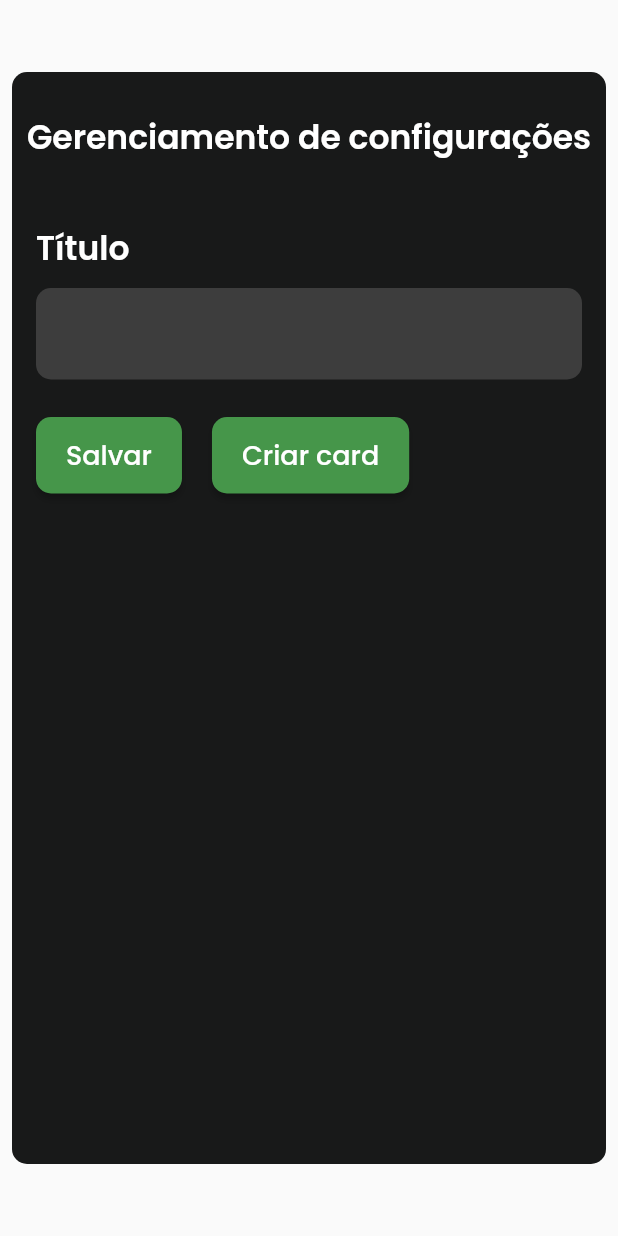
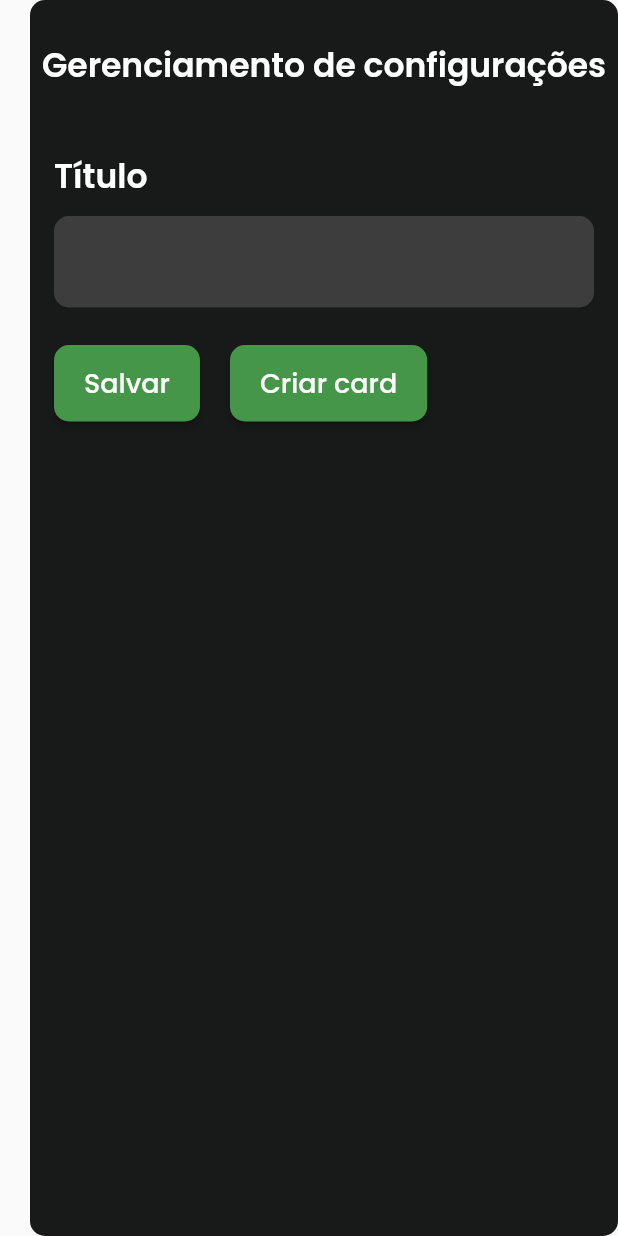
Before and after one commit to WeelluChat/painel_velocitynet, a Flutter app: the Planos widget shown alone on an empty page, opened directly, on a phone screen of 412 x 824 dp. Run offline on Flutter 3.47's test engine with Material 2 defaults, Android fonts, the phone set to English and light mode, and no system bars; our stand-ins replace file_picker, google_fonts, phosphor_flutter, shared_preferences; missing offline and left inert: dart:html, dart:js_interop; accounts and stored records are empty; network calls fail.

Commit message:
feat: responsive_maligno

```diff
--- a/lib/pages/descricao.dart
+++ b/lib/pages/descricao.dart
@@ -114,17 +114,15 @@ class _PlanosState extends State<Planos> {
   @override
   Widget build(BuildContext context) {
     return Container(
-      padding: const EdgeInsets.only(top: 40, bottom: 40),
+      padding: const EdgeInsets.only(left:20),
       child: Flex(
         mainAxisAlignment: MainAxisAlignment.start,
         direction: Axis.vertical,
         children: [
           Flexible(
-            child: Padding(
-              padding: const EdgeInsets.all(8.0),
             child: Container(
               width: 1416,
-                height: 802,
+              // height: 802,
               padding: const EdgeInsets.only(
                 top: 27,
                 bottom: 50,
@@ -641,7 +639,6 @@ class _PlanosState extends State<Planos> {
               ),
             ),
           ),
-          ),
         ],
       ),
     );
--- a/lib/pages/home.dart
+++ b/lib/pages/home.dart
@@ -45,12 +45,12 @@ class MyTabbedPanelState extends State<MyTabbedPanel> {
         backgroundColor: Colors.black
       ),
       body: Padding(
-        padding: const EdgeInsets.only(left:40),
+        padding: const EdgeInsets.only(left:40, bottom: 50, right: 20, top: 10),
         child: Row(
           children: [
             SizedBox(
               width: 350,
-              height: 800,
+              // height: 800,
               child: NavigationRail(
                 backgroundColor: const Color(
                     0xff181919,
```
Also changed, not shown: lib/modules/plans/widget/plans.dart (+2 -5 lines), lib/modules/slider/widget/slide.dart (+12 -9 lines), lib/pages/ofertas.dart (+2 -5 lines), lib/pages/tv.dart (+2 -5 lines). Lines whose indentation alone changed are shown as unchanged.
